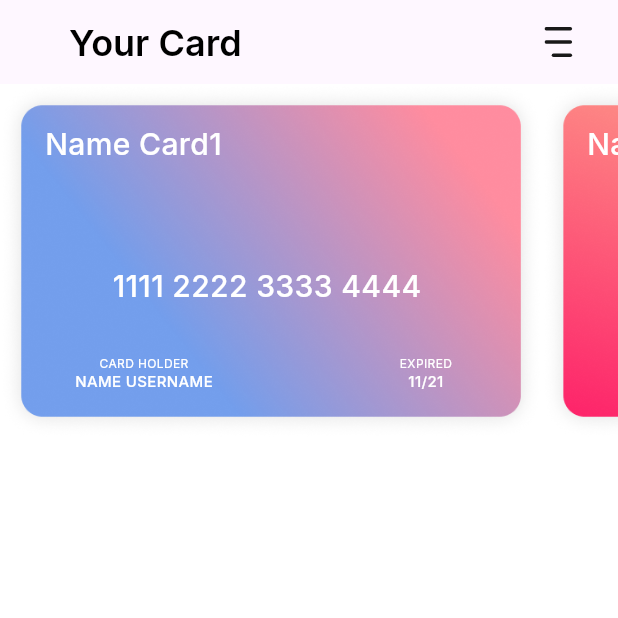
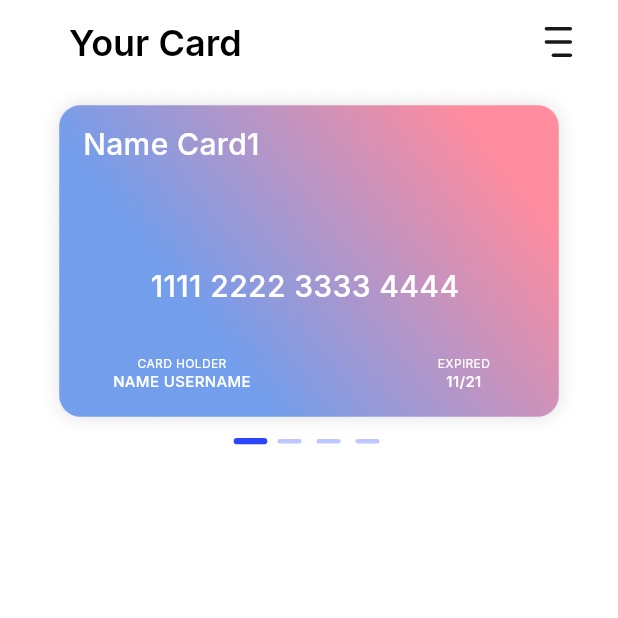
Before and after one commit to Maksi-GitHub/Figma_app, a Flutter app: the YourCard screen opened directly, on a phone screen of 412 x 824 dp, the top half of it. Run offline on Flutter 3.47's test engine with Material 3 defaults, Android fonts, the light colour scheme and no system bars; drawn by our look-alikes of smooth_page_indicator; our stand-ins replace flutter_svg, google_fonts.

Commit message:
Доделан скролл карты

```diff
--- a/lib/pages/your_card_page.dart
+++ b/lib/pages/your_card_page.dart
@@ -3,6 +3,7 @@ import 'package:flutter_app_figma/design/color.dart';
 import 'package:flutter_app_figma/design/icons.dart';
 import 'package:flutter_app_figma/design/your_cards.dart';
 import 'package:google_fonts/google_fonts.dart';
+import 'package:smooth_page_indicator/smooth_page_indicator.dart';
 
 class YourCard extends StatefulWidget {
   const YourCard({super.key});
@@ -12,11 +13,15 @@ class YourCard extends StatefulWidget {
 }
 
 class _YourCardState extends State<YourCard> {
+final _controller = PageController();
+
+
   @override
   Widget build(BuildContext context) {
     return Scaffold(
       backgroundColor: backgroundColor,
       appBar: AppBar(
+        backgroundColor: backgroundColor,
         automaticallyImplyLeading: false,
         title: Padding(
           padding: const EdgeInsets.only(left: 30),
@@ -36,14 +41,17 @@ class _YourCardState extends State<YourCard> {
           )
         ],
       ),
-      body: Container(
+      body: Column(
+        children: [
+          SizedBox(
             height: 236,
             width: 419,
-        child: SingleChildScrollView(
+            child: PageView(
+              controller: _controller,
               scrollDirection: Axis.horizontal,
-          child: Row(
                 children: List.generate(yourCard.length, (index) {
-              return Stack(
+                  return Center(
+                    child: Stack(
                       children: <Widget>[
                         Image(image: AssetImage(yourCard[index]['card'])),
                         Positioned(
@@ -113,10 +121,23 @@ class _YourCardState extends State<YourCard> {
                           ),
                         ),
                       ],
+                    ),
                   );
                 })
             ),
           ),
+          SmoothPageIndicator(
+            controller: _controller,
+            count: 4,
+            effect: ScaleEffect(
+              activeDotColor: primaryColor,
+              dotColor: primaryColor.withOpacity(0.3),
+              dotHeight: 3
+            ),),
+
+            Container(
+              )
+        ],
       ),
     );
   }
--- a/pubspec.yaml
+++ b/pubspec.yaml
@@ -37,6 +37,8 @@ dependencies:
   cupertino_icons: ^1.0.6
   flutter_svg: ^2.0.10+1
   google_fonts: ^6.2.1
+  smooth_page_indicator: ^1.1.0
+
 
 dev_dependencies:
   flutter_test:
```
Also changed, not shown: pubspec.lock. Lines whose indentation alone changed are shown as unchanged.
